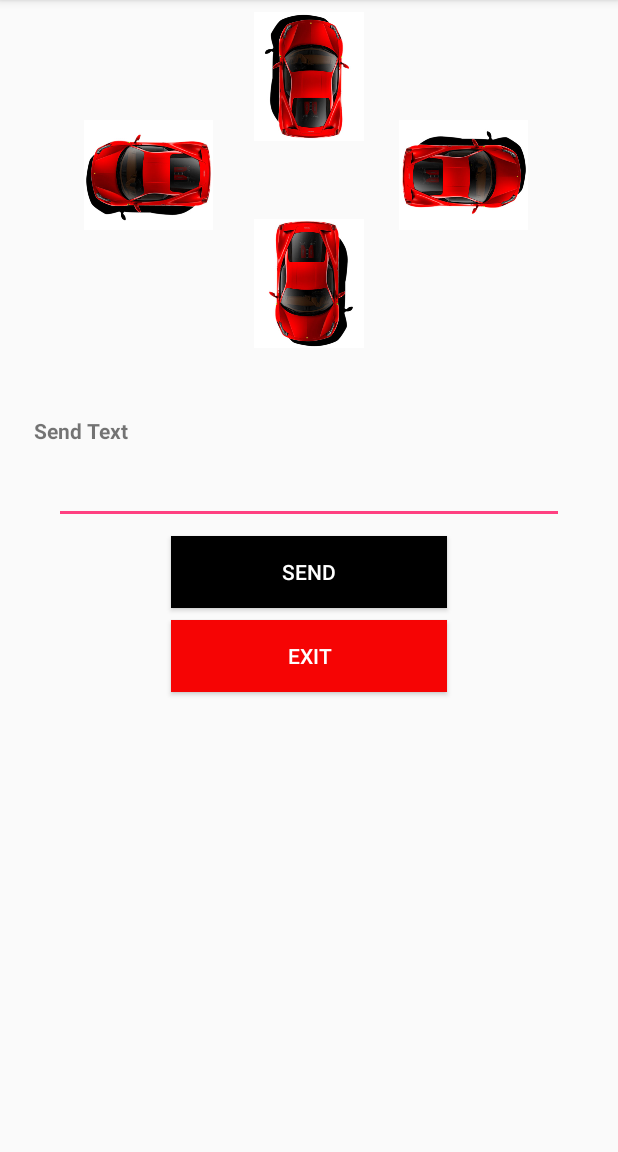
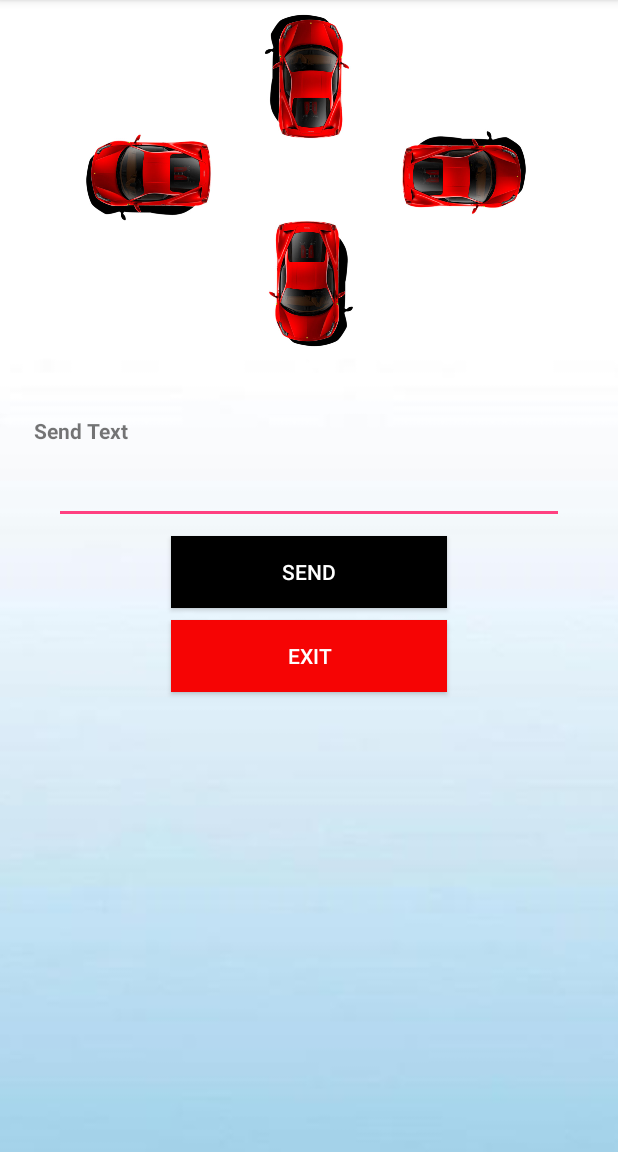
Before and after one commit to phantom-5/Toothless, an Android app: the screen it shows after launch (MainActivity), on a phone screen of 412 x 824 dp, the part 84-1236 px from its top. Run offline under Robolectric (Android 15) with nearby library versions, the phone set to English and light mode, and no system bars.

Commit message:
better bcg bluetooth_interface

```diff
--- a/Toothless_Bluetooth_Override/app/src/main/res/layout/activity_main.xml
+++ b/Toothless_Bluetooth_Override/app/src/main/res/layout/activity_main.xml
@@ -5,6 +5,7 @@
     android:layout_width="match_parent"
     android:layout_height="match_parent"
     tools:context=".MainActivity"
+    android:background="@drawable/bluetooth"
      >
 
     <Button
```
Also changed, not shown: Toothless_Bluetooth_Override/app/src/main/res/drawable-v24/bluetooth.png (added).
